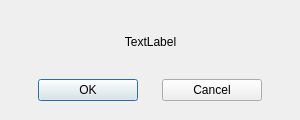
Old version of the form src/ok-cancel-dialog.ui in the repository sc0000/hfmdd-video-system.
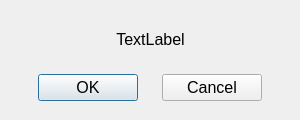
New version of the form.

Commit message: booking manager layout rework (tbc)

Diff of the .ui file:
```diff
--- a/src/ok-cancel-dialog.ui
+++ b/src/ok-cancel-dialog.ui
@@ -16,6 +16,11 @@
     <height>120</height>
    </size>
   </property>
+  <property name="font">
+   <font>
+    <pointsize>12</pointsize>
+   </font>
+  </property>
   <widget class="QWidget" name="verticalLayoutWidget">
    <property name="geometry">
     <rect>
```
The commit also changes 5 other files.
